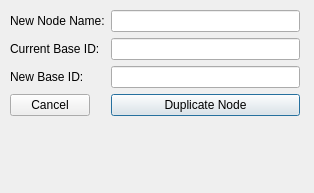
Old version of the form ui/dbcnodeduplicateeditor.ui in the repository collin80/SavvyCAN.
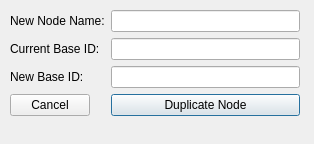
New version of the form.

Commit message: Cleaned up all the UI elements and error checking for rebase and duplicate

What changed in the file:
```diff
--- a/ui/dbcnodeduplicateeditor.ui
+++ b/ui/dbcnodeduplicateeditor.ui
@@ -7,9 +7,15 @@
     <x>0</x>
     <y>0</y>
     <width>314</width>
-    <height>193</height>
+    <height>144</height>
    </rect>
   </property>
+  <property name="sizePolicy">
+   <sizepolicy hsizetype="Expanding" vsizetype="Expanding">
+    <horstretch>0</horstretch>
+    <verstretch>0</verstretch>
+   </sizepolicy>
+  </property>
   <property name="windowTitle">
    <string>Dialog</string>
   </property>
```
Left out of the diff: 11 changed lines with no effect on the pictures. The commit also changes 7 other files.
